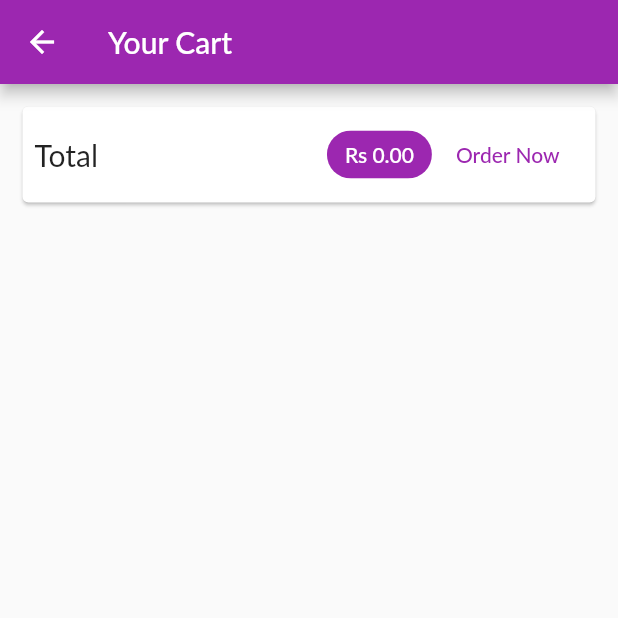
After one commit to darshit-rudani/shop_app, a Flutter app: the CartScreen screen opened by its route, on a phone screen of 412 x 824 dp, the top half of it. The commit adds this screen. Run offline on Flutter 3.47's test engine with Material 2 defaults, Android fonts, the light colour scheme and no system bars; network calls fail; Roboto replaces fonts that are missing (Lato).

Commit message:
Displaying a List of Cart Items

```diff
--- a/lib/main.dart
+++ b/lib/main.dart
@@ -1,5 +1,6 @@
 import 'package:flutter/material.dart';
 import 'package:shop_app/providers/cart.dart';
+import 'package:shop_app/screens/cart_screen.dart';
 import 'package:shop_app/screens/product_detail_screen.dart';
 import 'package:shop_app/screens/products_overview_screen.dart';
 import 'providers/products.dart';
@@ -34,6 +35,7 @@
         home: ProductsOverviewScreen(),
         routes: {
           ProductDetailScreen.routeName: (context) => ProductDetailScreen(),
+          CartScreen.routeName: (context) => CartScreen(),
         },
       ),
     );
--- a/lib/providers/cart.dart
+++ b/lib/providers/cart.dart
@@ -15,14 +15,22 @@
 }
 
 class Cart with ChangeNotifier {
-  Map<String, CartItem> _items ={};
+  Map<String, CartItem> _items = {};
 
   Map<String, CartItem> get items {
     return {..._items};
   }
 
-  int get itemCount{
-    return _items == null ? 0 :_items.length;
+  int get itemCount {
+    return _items == null ? 0 : _items.length;
+  }
+
+  double get totalAmount {
+    var total = 0.0;
+    _items.forEach((key, cartItem) {
+      total += cartItem.price * cartItem.quantity;
+    });
+    return total;
   }
 
   void addItem(String productId, String title, double price) {
--- /dev/null
+++ b/lib/screens/cart_screen.dart
@@ -0,0 +1,66 @@
+import 'package:flutter/material.dart';
+import 'package:provider/provider.dart';
+import 'package:shop_app/providers/cart.dart' show Cart;
+import '../widgets/cart_item.dart';
+
+class CartScreen extends StatelessWidget {
+  static const routeName = '/CardScreen';
+
+  @override
+  Widget build(BuildContext context) {
+    final cart = Provider.of<Cart>(context);
+    return Scaffold(
+      appBar: AppBar(
+        title: Text('Your Cart'),
+      ),
+      body: Column(
+        children: [
+          Card(
+            margin: EdgeInsets.all(15),
+            child: Padding(
+              padding: const EdgeInsets.all(8.0),
+              child: Row(
+                mainAxisAlignment: MainAxisAlignment.spaceBetween,
+                children: [
+                  Text(
+                    'Total',
+                    style: TextStyle(fontSize: 20),
+                  ),
+                  Spacer(),
+                  Chip(
+                    backgroundColor: Theme.of(context).primaryColor,
+                    label: Text(
+                      'Rs ${cart.totalAmount.toStringAsFixed(2)}',
+                      style: TextStyle(
+                        color: Colors.white,
+                      ),
+                    ),
+                  ),
+                  FlatButton(
+                    textColor: Theme.of(context).primaryColor,
+                    onPressed: () {},
+                    child: Text('Order Now'),
+                  ),
+                ],
+              ),
+            ),
+          ),
+          SizedBox(
+            height: 10,
+          ),
+          Expanded(
+            child: ListView.builder(
+              itemCount: cart.items.length,
+              itemBuilder: (ctx, i) => CartItem(
+                cart.items.values.toList()[i].id,
+                cart.items.values.toList()[i].title,
+                cart.items.values.toList()[i].quantity,
+                cart.items.values.toList()[i].price,
+              ),
+            ),
+          ),
+        ],
+      ),
+    );
+  }
+}
--- a/lib/screens/products_overview_screen.dart
+++ b/lib/screens/products_overview_screen.dart
@@ -1,6 +1,7 @@
 import 'package:flutter/material.dart';
 import 'package:provider/provider.dart';
 import 'package:shop_app/providers/cart.dart';
+import 'package:shop_app/screens/cart_screen.dart';
 import 'package:shop_app/widgets/badge.dart';
 import 'package:shop_app/widgets/product_grid.dart';
 
@@ -57,7 +58,9 @@
               icon: Icon(
                 Icons.shopping_cart,
               ),
-              onPressed: () {},
+              onPressed: () {
+                Navigator.of(context).pushNamed(CartScreen.routeName);
+              },
             ),
           )
         ],
```
Also changed, not shown: lib/widgets/cart_item.dart (added, +34 -0 lines).
